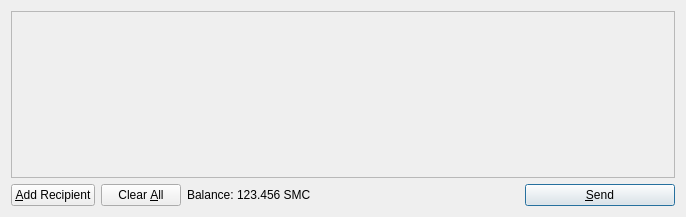
The window that src/qt/forms/sendcoinsdialog.ui (RaidAndFade/SRSCoin) describes before a commit, drawn with Qt 5.
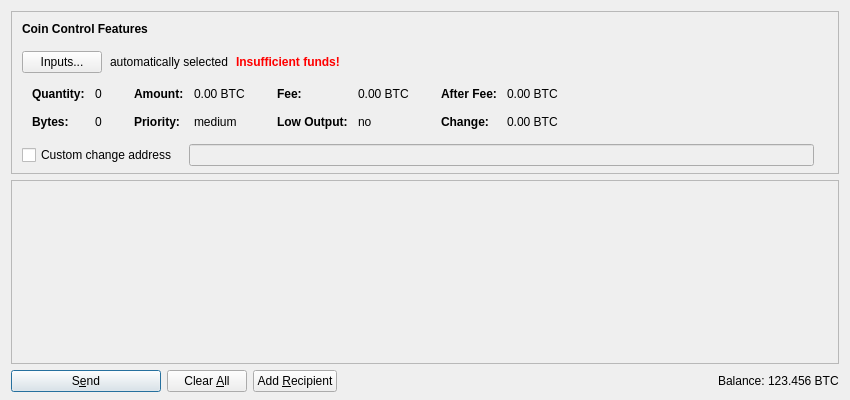
The same window after the commit. Icons and pictures are not drawn. Custom widgets are drawn as their Qt base class.

Diff of the .ui file:
```diff
--- a/src/qt/forms/sendcoinsdialog.ui
+++ b/src/qt/forms/sendcoinsdialog.ui
@@ -6,14 +6,603 @@
    <rect>
     <x>0</x>
     <y>0</y>
-    <width>686</width>
-    <height>217</height>
+    <width>850</width>
+    <height>400</height>
    </rect>
   </property>
   <property name="windowTitle">
    <string>Send Coins</string>
   </property>
-  <layout class="QVBoxLayout" name="verticalLayout">
+  <layout class="QVBoxLayout" name="verticalLayout" stretch="0,1,0">
+   <property name="bottomMargin">
+    <number>8</number>
+   </property>
+   <item>
+    <widget class="QFrame" name="frameCoinControl">
+     <property name="sizePolicy">
+      <sizepolicy hsizetype="Expanding" vsizetype="Expanding">
+       <horstretch>0</horstretch>
+       <verstretch>0</verstretch>
+      </sizepolicy>
+     </property>
+     <property name="maximumSize">
+      <size>
+       <width>16777215</width>
+       <height>16777215</height>
+      </size>
+     </property>
+     <property name="frameShape">
+      <enum>QFrame::StyledPanel</enum>
+     </property>
+     <property name="frameShadow">
+      <enum>QFrame::Sunken</enum>
+     </property>
+     <layout class="QVBoxLayout" name="verticalLayoutCoinControl2">
+      <property name="spacing">
+       <number>0</number>
+      </property>
+      <property name="leftMargin">
+       <number>0</number>
+      </property>
+      <property name="topMargin">
+       <number>0</number>
+      </property>
+      <property name="rightMargin">
+       <number>0</number>
+      </property>
+      <property name="bottomMargin">
+       <number>6</number>
+      </property>
+      <item>
+       <layout class="QVBoxLayout" name="verticalLayoutCoinControl" stretch="0,0,0,0,1">
+        <property name="spacing">
+         <number>0</number>
+        </property>
+        <property name="leftMargin">
+         <number>10</number>
+        </property>
+        <property name="topMargin">
+         <number>10</number>
+        </property>
+        <item>
+         <layout class="QHBoxLayout" name="horizontalLayoutCoinControl1">
+          <property name="bottomMargin">
+           <number>15</number>
+          </property>
+          <item>
+           <widget class="QLabel" name="labelCoinControlFeatures">
+            <property name="sizePolicy">
+             <sizepolicy hsizetype="Preferred" vsizetype="Maximum">
+              <horstretch>0</horstretch>
+              <verstretch>0</verstretch>
+             </sizepolicy>
+            </property>
+            <property name="font">
+             <font>
+              <weight>75</weight>
+              <bold>true</bold>
+             </font>
+            </property>
+            <property name="styleSheet">
+             <string notr="true">font-weight:bold;</string>
+            </property>
+            <property name="text">
+             <string>Coin Control Features</string>
+            </property>
+           </widget>
+          </item>
+         </layout>
+        </item>
+        <item>
+         <layout class="QHBoxLayout" name="horizontalLayoutCoinControl2" stretch="0,0,0,0">
+          <property name="spacing">
+           <number>8</number>
+          </property>
+          <property name="bottomMargin">
+           <number>10</number>
+          </property>
+          <item>
+           <widget class="QPushButton" name="pushButtonCoinControl">
+            <property name="styleSheet">
+             <string notr="true"/>
+            </property>
+            <property name="text">
+             <string>Inputs...</string>
+            </property>
+           </widget>
+          </item>
+          <item>
+           <widget class="QLabel" name="labelCoinControlAutomaticallySelected">
+            <property name="text">
+             <string>automatically selected</string>
+            </property>
+            <property name="margin">
+             <number>5</number>
+            </property>
+           </widget>
+          </item>
+          <item>
+           <widget class="QLabel" name="labelCoinControlInsuffFunds">
+            <property name="font">
+             <font>
+              <weight>75</weight>
+              <bold>true</bold>
+             </font>
+            </property>
+            <property name="styleSheet">
+             <string notr="true">color:red;font-weight:bold;</string>
+            </property>
+            <property name="text">
+             <string>Insufficient funds!</string>
+            </property>
+            <property name="margin">
+             <number>5</number>
+            </property>
+           </widget>
+          </item>
+          <item>
+           <spacer name="horizontalSpacerCoinControl">
+            <property name="orientation">
+             <enum>Qt::Horizontal</enum>
+            </property>
+            <property name="sizeHint" stdset="0">
+             <size>
+              <width>40</width>
+              <height>1</height>
+             </size>
+            </property>
+           </spacer>
+          </item>
+         </layout>
+        </item>
+        <item>
+         <widget class="QWidget" name="widgetCoinControl" native="true">
+          <property name="sizePolicy">
+           <sizepolicy hsizetype="Preferred" vsizetype="Preferred">
+            <horstretch>0</horstretch>
+            <verstretch>0</verstretch>
+           </sizepolicy>
+          </property>
+          <property name="minimumSize">
+           <size>
+            <width>0</width>
+            <height>0</height>
+           </size>
+          </property>
+          <property name="styleSheet">
+           <string notr="true"/>
+          </property>
+          <layout class="QHBoxLayout" name="horizontalLayoutCoinControl5">
+           <property name="leftMargin">
+            <number>0</number>
+           </property>
+           <property name="topMargin">
+            <number>0</number>
+           </property>
+           <property name="rightMargin">
+            <number>0</number>
+           </property>
+           <property name="bottomMargin">
+            <number>0</number>
+           </property>
+           <item>
+            <layout class="QHBoxLayout" name="horizontalLayoutCoinControl3" stretch="0,0,0,1">
+             <property name="spacing">
+              <number>20</number>
+             </property>
+             <property name="topMargin">
+              <number>0</number>
+             </property>
+             <property name="bottomMargin">
+              <number>10</number>
+             </property>
+             <item>
+              <layout class="QFormLayout" name="formLayoutCoinControl1">
+               <property name="horizontalSpacing">
+                <number>10</number>
+               </property>
+               <property name="verticalSpacing">
+                <number>14</number>
+               </property>
+               <property name="leftMargin">
+                <number>10</number>
+               </property>
+               <property name="topMargin">
+                <number>4</number>
+               </property>
+               <property name="rightMargin">
+                <number>6</number>
+               </property>
+               <item row="0" column="0">
+                <widget class="QLabel" name="labelCoinControlQuantityText">
+                 <property name="font">
+                  <font>
+                   <weight>75</weight>
+                   <bold>true</bold>
+                  </font>
+                 </property>
+                 <property name="text">
+                  <string>Quantity:</string>
+                 </property>
+                 <property name="margin">
+                  <number>0</number>
+                 </property>
+                </widget>
+               </item>
+               <item row="0" column="1">
+                <widget class="QLabel" name="labelCoinControlQuantity">
+                 <property name="cursor">
+                  <cursorShape>IBeamCursor</cursorShape>
+                 </property>
+                 <property name="contextMenuPolicy">
+                  <enum>Qt::ActionsContextMenu</enum>
+                 </property>
+                 <property name="text">
+                  <string notr="true">0</string>
+                 </property>
+                 <property name="margin">
+                  <number>0</number>
+                 </property>
+                 <property name="textInteractionFlags">
+                  <set>Qt::LinksAccessibleByMouse|Qt::TextSelectableByKeyboard|Qt::TextSelectableByMouse</set>
+                 </property>
+                </widget>
+               </item>
+               <item row="1" column="0">
+                <widget class="QLabel" name="labelCoinControlBytesText">
+                 <property name="font">
+                  <font>
+                   <weight>75</weight>
+                   <bold>true</bold>
+                  </font>
+                 </property>
+                 <property name="text">
+                  <string>Bytes:</string>
+                 </property>
+                </widget>
+               </item>
+               <item row="1" column="1">
+                <widget class="QLabel" name="labelCoinControlBytes">
+                 <property name="cursor">
+                  <cursorShape>IBeamCursor</cursorShape>
+                 </property>
+                 <property name="contextMenuPolicy">
+                  <enum>Qt::ActionsContextMenu</enum>
+                 </property>
+                 <property name="text">
+                  <string notr="true">0</string>
+                 </property>
+                 <property name="textInteractionFlags">
+                  <set>Qt::LinksAccessibleByMouse|Qt::TextSelectableByKeyboard|Qt::TextSelectableByMouse</set>
+                 </property>
+                </widget>
+               </item>
+              </layout>
+             </item>
+             <item>
+              <layout class="QFormLayout" name="formLayoutCoinControl2">
+               <property name="horizontalSpacing">
+                <number>10</number>
+               </property>
+               <property name="verticalSpacing">
+                <number>14</number>
+               </property>
+               <property name="leftMargin">
+                <number>6</number>
+               </property>
+               <property name="topMargin">
+                <number>4</number>
+               </property>
+               <property name="rightMargin">
+                <number>6</number>
+               </property>
+               <item row="0" column="0">
+                <widget class="QLabel" name="labelCoinControlAmountText">
+                 <property name="font">
+                  <font>
+                   <weight>75</weight>
+                   <bold>true</bold>
+                  </font>
+                 </property>
+                 <property name="text">
+                  <string>Amount:</string>
+                 </property>
+                 <property name="margin">
+                  <number>0</number>
+                 </property>
+                </widget>
+               </item>
+               <item row="0" column="1">
+                <widget class="QLabel" name="labelCoinControlAmount">
+                 <property name="cursor">
+                  <cursorShape>IBeamCursor</cursorShape>
+                 </property>
+                 <property name="contextMenuPolicy">
+                  <enum>Qt::ActionsContextMenu</enum>
+                 </property>
+                 <property name="text">
+                  <string notr="true">0.00 BTC</string>
+                 </property>
+                 <property name="textInteractionFlags">
+                  <set>Qt::LinksAccessibleByMouse|Qt::TextSelectableByKeyboard|Qt::TextSelectableByMouse</set>
+                 </property>
+                </widget>
+               </item>
+               <item row="1" column="0">
+                <widget class="QLabel" name="labelCoinControlPriorityText">
+                 <property name="font">
+                  <font>
+                   <weight>75</weight>
+                   <bold>true</bold>
+                  </font>
+                 </property>
+                 <property name="text">
+                  <string>Priority:</string>
+                 </property>
+                </widget>
+               </item>
+               <item row="1" column="1">
+                <widget class="QLabel" name="labelCoinControlPriority">
+                 <property name="cursor">
+                  <cursorShape>IBeamCursor</cursorShape>
+                 </property>
+                 <property name="contextMenuPolicy">
+                  <enum>Qt::ActionsContextMenu</enum>
+                 </property>
+                 <property name="text">
+                  <string notr="true">medium</string>
+                 </property>
+                 <property name="textInteractionFlags">
+                  <set>Qt::LinksAccessibleByMouse|Qt::TextSelectableByKeyboard|Qt::TextSelectableByMouse</set>
+                 </property>
+                </widget>
+               </item>
+              </layout>
+             </item>
+             <item>
+              <layout class="QFormLayout" name="formLayoutCoinControl3">
+               <property name="horizontalSpacing">
+                <number>10</number>
+               </property>
+               <property name="verticalSpacing">
+                <number>14</number>
+               </property>
+               <property name="leftMargin">
+                <number>6</number>
+               </property>
+               <property name="topMargin">
+                <number>4</number>
+               </property>
+               <property name="rightMargin">
+                <number>6</number>
+               </property>
+               <item row="0" column="0">
+                <widget class="QLabel" name="labelCoinControlFeeText">
+                 <property name="font">
+                  <font>
+                   <weight>75</weight>
+                   <bold>true</bold>
+                  </font>
+                 </property>
+                 <property name="text">
+                  <string>Fee:</string>
+                 </property>
+                 <property name="margin">
+                  <number>0</number>
+                 </property>
+                </widget>
+               </item>
+               <item row="0" column="1">
+                <widget class="QLabel" name="labelCoinControlFee">
+                 <property name="cursor">
+                  <cursorShape>IBeamCursor</cursorShape>
+                 </property>
+                 <property name="contextMenuPolicy">
+                  <enum>Qt::ActionsContextMenu</enum>
+                 </property>
+                 <property name="text">
+                  <string notr="true">0.00 BTC</string>
+                 </property>
+                 <property name="textInteractionFlags">
+                  <set>Qt::LinksAccessibleByMouse|Qt::TextSelectableByKeyboard|Qt::TextSelectableByMouse</set>
+                 </property>
+                </widget>
+               </item>
+               <item row="1" column="0">
+                <widget class="QLabel" name="labelCoinControlLowOutputText">
+                 <property name="font">
+                  <font>
+                   <weight>75</weight>
+                   <bold>true</bold>
+                  </font>
+                 </property>
+                 <property name="text">
+                  <string>Low Output:</string>
+                 </property>
+                </widget>
+               </item>
+               <item row="1" column="1">
+                <widget class="QLabel" name="labelCoinControlLowOutput">
+                 <property name="cursor">
+                  <cursorShape>IBeamCursor</cursorShape>
+                 </property>
+                 <property name="contextMenuPolicy">
+                  <enum>Qt::ActionsContextMenu</enum>
+                 </property>
+                 <property name="text">
+                  <string notr="true">no</string>
+                 </property>
+                 <property name="textInteractionFlags">
+                  <set>Qt::LinksAccessibleByMouse|Qt::TextSelectableByKeyboard|Qt::TextSelectableByMouse</set>
+                 </property>
+                </widget>
+               </item>
+              </layout>
+             </item>
+             <item>
+              <layout class="QFormLayout" name="formLayoutCoinControl4">
+               <property name="horizontalSpacing">
+                <number>10</number>
+               </property>
+               <property name="verticalSpacing">
+                <number>14</number>
+               </property>
+               <property name="leftMargin">
+                <number>6</number>
+               </property>
+               <property name="topMargin">
+                <number>4</number>
+               </property>
+               <property name="rightMargin">
+                <number>6</number>
+               </property>
+               <item row="0" column="0">
+                <widget class="QLabel" name="labelCoinControlAfterFeeText">
+                 <property name="font">
+                  <font>
+                   <weight>75</weight>
+                   <bold>true</bold>
+                  </font>
+                 </property>
+                 <property name="text">
+                  <string>After Fee:</string>
+                 </property>
+                 <property name="margin">
+                  <number>0</number>
+                 </property>
+                </widget>
+               </item>
+               <item row="0" column="1">
+                <widget class="QLabel" name="labelCoinControlAfterFee">
+                 <property name="cursor">
+                  <cursorShape>IBeamCursor</cursorShape>
+                 </property>
+                 <property name="contextMenuPolicy">
+                  <enum>Qt::ActionsContextMenu</enum>
+                 </property>
+                 <property name="text">
+                  <string notr="true">0.00 BTC</string>
+                 </property>
+                 <property name="textInteractionFlags">
+                  <set>Qt::LinksAccessibleByMouse|Qt::TextSelectableByKeyboard|Qt::TextSelectableByMouse</set>
+                 </property>
+                </widget>
+               </item>
+               <item row="1" column="0">
+                <widget class="QLabel" name="labelCoinControlChangeText">
+                 <property name="font">
+                  <font>
+                   <weight>75</weight>
+                   <bold>true</bold>
+                  </font>
+                 </property>
+                 <property name="text">
+                  <string>Change:</string>
+                 </property>
+                </widget>
+               </item>
+               <item row="1" column="1">
+                <widget class="QLabel" name="labelCoinControlChange">
+                 <property name="cursor">
+                  <cursorShape>IBeamCursor</cursorShape>
+                 </property>
+                 <property name="contextMenuPolicy">
+                  <enum>Qt::ActionsContextMenu</enum>
+                 </property>
+                 <property name="text">
+                  <string notr="true">0.00 BTC</string>
+                 </property>
+                 <property name="textInteractionFlags">
+                  <set>Qt::LinksAccessibleByMouse|Qt::TextSelectableByKeyboard|Qt::TextSelectableByMouse</set>
+                 </property>
+                </widget>
+               </item>
+              </layout>
+             </item>
+            </layout>
+           </item>
+          </layout>
+         </widget>
+        </item>
+        <item>
+         <layout class="QHBoxLayout" name="horizontalLayoutCoinControl4" stretch="0,0,0">
+          <property name="spacing">
+           <number>12</number>
+          </property>
+          <property name="sizeConstraint">
+           <enum>QLayout::SetDefaultConstraint</enum>
+          </property>
+          <property name="topMargin">
+           <number>5</number>
+          </property>
+          <property name="rightMargin">
+           <number>5</number>
+          </property>
+          <item>
+           <widget class="QCheckBox" name="checkBoxCoinControlChange">
+            <property name="toolTip">
+             <string>If this is activated, but the change address is empty or invalid, change will be sent to a newly generated address.</string>
+            </property>
+            <property name="text">
+             <string>Custom change address</string>
+            </property>
+           </widget>
+          </item>
+          <item>
+           <widget class="QValidatedLineEdit" name="lineEditCoinControlChange">
+            <property name="enabled">
+             <bool>false</bool>
+            </property>
+            <property name="sizePolicy">
+             <sizepolicy hsizetype="Expanding" vsizetype="Fixed">
+              <horstretch>0</horstretch>
+              <verstretch>0</verstretch>
+             </sizepolicy>
+            </property>
+           </widget>
+          </item>
+          <item>
+           <widget class="QLabel" name="labelCoinControlChangeLabel">
+            <property name="sizePolicy">
+             <sizepolicy hsizetype="Preferred" vsizetype="Expanding">
+              <horstretch>0</horstretch>
+              <verstretch>0</verstretch>
+             </sizepolicy>
+            </property>
+            <property name="minimumSize">
+             <size>
+              <width>0</width>
+              <height>0</height>
+             </size>
+            </property>
+            <property name="text">
+             <string/>
+            </property>
+            <property name="margin">
+             <number>3</number>
+            </property>
+           </widget>
+          </item>
+         </layout>
+        </item>
+        <item>
+         <spacer name="verticalSpacerCoinControl">
+          <property name="orientation">
+           <enum>Qt::Vertical</enum>
+          </property>
+          <property name="sizeHint" stdset="0">
+           <size>
+            <width>800</width>
+            <height>1</height>
+           </size>
+          </property>
+         </spacer>
+        </item>
+       </layout>
+      </item>
+     </layout>
+    </widget>
+   </item>
    <item>
     <widget class="QScrollArea" name="scrollArea">
      <property name="widgetResizable">
@@ -24,12 +613,21 @@
        <rect>
         <x>0</x>
         <y>0</y>
-        <width>666</width>
-        <height>165</height>
+        <width>830</width>
+        <height>178</height>
        </rect>
       </property>
-      <layout class="QVBoxLayout" name="verticalLayout_2">
-       <property name="margin">
+      <layout class="QVBoxLayout" name="verticalLayout_2" stretch="0,1">
+       <property name="leftMargin">
+        <number>0</number>
+       </property>
+       <property name="topMargin">
+        <number>0</number>
+       </property>
+       <property name="rightMargin">
+        <number>0</number>
+       </property>
+       <property name="bottomMargin">
         <number>0</number>
        </property>
        <item>
@@ -59,19 +657,25 @@
    <item>
     <layout class="QHBoxLayout" name="horizontalLayout">
      <item>
-      <widget class="QPushButton" name="addButton">
+      <widget class="QPushButton" name="sendButton">
+       <property name="minimumSize">
+        <size>
+         <width>150</width>
+         <height>0</height>
+        </size>
+       </property>
        <property name="toolTip">
         <string>Send to multiple recipients at once</string>
        </property>
        <property name="text">
-        <string>&amp;Add Recipient</string>
+        <string>S&amp;end</string>
        </property>
        <property name="icon">
         <iconset resource="../bitcoin.qrc">
          <normaloff>:/icons/add</normaloff>:/icons/add</iconset>
        </property>
-       <property name="autoDefault">
-        <bool>false</bool>
+       <property name="default">
+        <bool>true</bool>
        </property>
       </widget>
      </item>
@@ -101,6 +705,36 @@
        </property>
       </widget>
      </item>
+     <item>
+      <widget class="QPushButton" name="addButton">
+       <property name="toolTip">
+        <string>Send to multiple recipients at once</string>
+       </property>
+       <property name="text">
+        <string>Add &amp;Recipient</string>
+       </property>
+       <property name="icon">
+        <iconset resource="../bitcoin.qrc">
+         <normaloff>:/icons/add</normaloff>:/icons/add</iconset>
+       </property>
+       <property name="autoDefault">
+        <bool>false</bool>
+       </property>
+      </widget>
+     </item>
+     <item>
+      <spacer name="horizontalSpacer">
+       <property name="orientation">
+        <enum>Qt::Horizontal</enum>
+       </property>
+       <property name="sizeHint" stdset="0">
+        <size>
+         <width>40</width>
+         <height>20</height>
+        </size>
+       </property>
+      </spacer>
+     </item>
      <item>
       <layout class="QHBoxLayout" name="horizontalLayout_2">
        <property name="spacing">
@@ -108,6 +742,12 @@
        </property>
        <item>
         <widget class="QLabel" name="label">
+         <property name="sizePolicy">
+          <sizepolicy hsizetype="Preferred" vsizetype="Fixed">
+           <horstretch>0</horstretch>
+           <verstretch>0</verstretch>
+          </sizepolicy>
+         </property>
          <property name="text">
           <string>Balance:</string>
          </property>
@@ -115,11 +755,17 @@
        </item>
        <item>
         <widget class="QLabel" name="labelBalance">
+         <property name="sizePolicy">
+          <sizepolicy hsizetype="Preferred" vsizetype="Fixed">
+           <horstretch>0</horstretch>
+           <verstretch>0</verstretch>
+          </sizepolicy>
+         </property>
          <property name="cursor">
           <cursorShape>IBeamCursor</cursorShape>
          </property>
          <property name="text">
-          <string>123.456 SMC</string>
+          <string notr="true">123.456 BTC</string>
          </property>
          <property name="textInteractionFlags">
           <set>Qt::LinksAccessibleByMouse|Qt::TextSelectableByKeyboard|Qt::TextSelectableByMouse</set>
@@ -128,46 +774,17 @@
        </item>
       </layout>
      </item>
-     <item>
-      <spacer name="horizontalSpacer">
-       <property name="orientation">
-        <enum>Qt::Horizontal</enum>
-       </property>
-       <property name="sizeHint" stdset="0">
-        <size>
-         <width>40</width>
-         <height>20</height>
-        </size>
-       </property>
-      </spacer>
-     </item>
-     <item>
-      <widget class="QPushButton" name="sendButton">
-       <property name="minimumSize">
-        <size>
-         <width>150</width>
-         <height>0</height>
-        </size>
-       </property>
-       <property name="toolTip">
-        <string>Confirm the send action</string>
-       </property>
-       <property name="text">
-        <string>&amp;Send</string>
-       </property>
-       <property name="icon">
-        <iconset resource="../bitcoin.qrc">
-         <normaloff>:/icons/send</normaloff>:/icons/send</iconset>
-       </property>
-       <property name="default">
-        <bool>true</bool>
-       </property>
-      </widget>
-     </item>
     </layout>
    </item>
   </layout>
  </widget>
+ <customwidgets>
+  <customwidget>
+   <class>QValidatedLineEdit</class>
+   <extends>QLineEdit</extends>
+   <header>qvalidatedlineedit.h</header>
+  </customwidget>
+ </customwidgets>
  <resources>
   <include location="../bitcoin.qrc"/>
  </resources>
```
Left out of the diff: 6 changed lines with no effect on the pictures.
